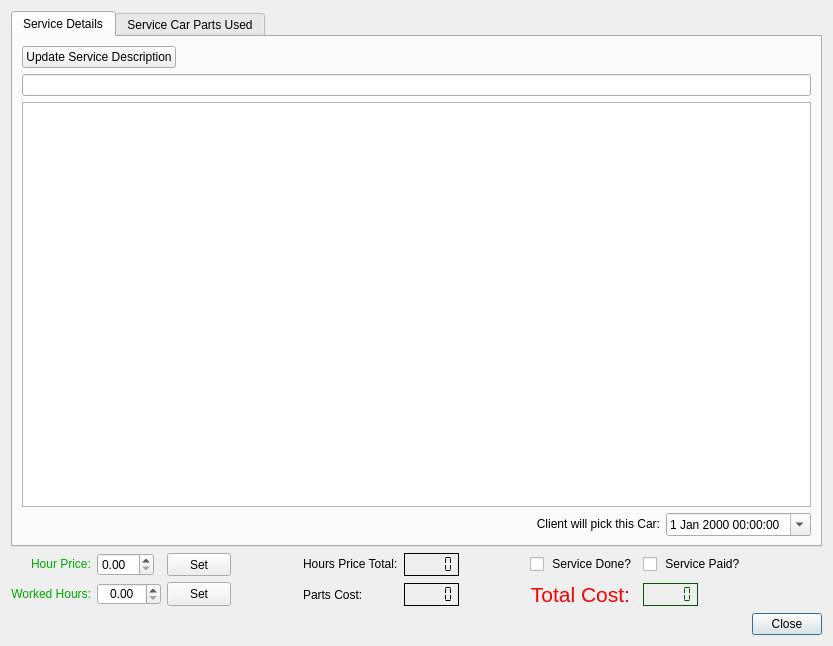
Before: the Qt Designer form Client_Add_service.ui in bedi1982/Oficina, drawn with Qt 5.
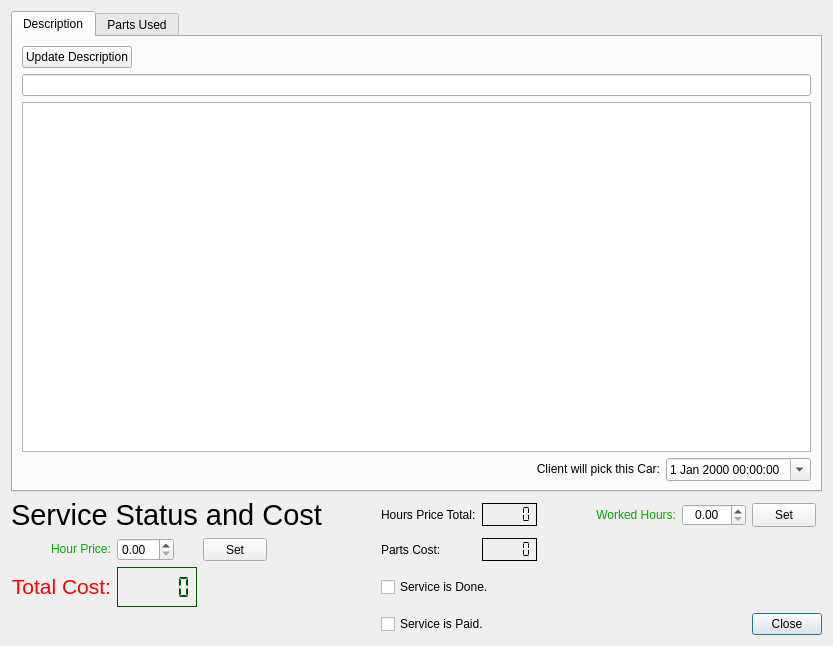
After: the same form once the commit is applied. The open tabs and pages were chosen to show the change. Icons and pictures are not drawn.

Commit message: Show also services list on main screen, ongoing implementation

Patch:
```diff
--- a/Client_Add_service.ui
+++ b/Client_Add_service.ui
@@ -27,8 +27,8 @@
    <string notr="true"/>
   </property>
   <layout class="QGridLayout" name="gridLayout">
-   <item row="1" column="0">
-    <widget class="QLabel" name="lbl_Hour_Cost_text">
+   <item row="3" column="8">
+    <widget class="QLabel" name="label_InsertWorkCost">
      <property name="sizePolicy">
       <sizepolicy hsizetype="Maximum" vsizetype="Maximum">
        <horstretch>0</horstretch>
@@ -42,54 +42,58 @@
       <string notr="true">color: rgb(0, 170, 0);</string>
      </property>
      <property name="text">
-      <string>Hour Price:</string>
+      <string>Worked Hours:</string>
      </property>
-    </widget>
-   </item>
-   <item row="1" column="8">
-    <widget class="QCheckBox" name="check_Paid">
-     <property name="enabled">
-      <bool>true</bool>
+     <property name="alignment">
+      <set>Qt::AlignRight|Qt::AlignTrailing|Qt::AlignVCenter</set>
      </property>
-     <property name="sizePolicy">
-      <sizepolicy hsizetype="Maximum" vsizetype="Maximum">
-       <horstretch>0</horstretch>
-       <verstretch>0</verstretch>
-      </sizepolicy>
-     </property>
-     <property name="text">
-      <string> Service Paid?</string>
-     </property>
     </widget>
    </item>
-   <item row="2" column="7">
-    <widget class="QLabel" name="label_totalServiceCost">
+   <item row="5" column="1">
+    <widget class="QLCDNumber" name="lcd_Service_Total">
      <property name="sizePolicy">
       <sizepolicy hsizetype="Maximum" vsizetype="Maximum">
-       <horstretch>0</horstretch>
-       <verstretch>0</verstretch>
+       <horstretch>10</horstretch>
+       <verstretch>10</verstretch>
       </sizepolicy>
      </property>
+     <property name="minimumSize">
+      <size>
+       <width>80</width>
+       <height>40</height>
+      </size>
+     </property>
      <property name="font">
       <font>
-       <pointsize>16</pointsize>
+       <family>Sans Serif</family>
+       <pointsize>14</pointsize>
+       <weight>50</weight>
+       <italic>false</italic>
+       <bold>false</bold>
       </font>
      </property>
      <property name="autoFillBackground">
       <bool>false</bool>
      </property>
      <property name="styleSheet">
-      <string notr="true">color: rgb(255, 0, 0);</string>
+      <string notr="true">color: rgb(0, 85, 0);
+font: 14pt &quot;Sans Serif&quot;;</string>
      </property>
-     <property name="text">
-      <string>Total Cost:</string>
+     <property name="frameShape">
+      <enum>QFrame::Box</enum>
      </property>
-     <property name="alignment">
-      <set>Qt::AlignRight|Qt::AlignTrailing|Qt::AlignVCenter</set>
+     <property name="frameShadow">
+      <enum>QFrame::Plain</enum>
+     </property>
+     <property name="smallDecimalPoint">
+      <bool>true</bool>
+     </property>
+     <property name="segmentStyle">
+      <enum>QLCDNumber::Flat</enum>
      </property>
     </widget>
    </item>
-   <item row="6" column="9">
+   <item row="9" column="10">
     <widget class="QDialogButtonBox" name="buttonBox_Close">
      <property name="sizePolicy">
       <sizepolicy hsizetype="Maximum" vsizetype="Maximum">
@@ -111,30 +115,34 @@
      </property>
     </widget>
    </item>
-   <item row="2" column="4">
-    <widget class="QLabel" name="label_Parts_Cost">
-     <property name="text">
-      <string>Parts Cost:</string>
-     </property>
-    </widget>
-   </item>
-   <item row="1" column="7">
-    <widget class="QCheckBox" name="check_Finished">
-     <property name="enabled">
-      <bool>true</bool>
-     </property>
+   <item row="5" column="0">
+    <widget class="QLabel" name="label_totalServiceCost">
      <property name="sizePolicy">
       <sizepolicy hsizetype="Maximum" vsizetype="Maximum">
        <horstretch>0</horstretch>
        <verstretch>0</verstretch>
       </sizepolicy>
      </property>
+     <property name="font">
+      <font>
+       <pointsize>16</pointsize>
+      </font>
+     </property>
+     <property name="autoFillBackground">
+      <bool>false</bool>
+     </property>
+     <property name="styleSheet">
+      <string notr="true">color: rgb(255, 0, 0);</string>
+     </property>
      <property name="text">
-      <string> Service Done?</string>
+      <string>Total Cost:</string>
+     </property>
+     <property name="alignment">
+      <set>Qt::AlignRight|Qt::AlignTrailing|Qt::AlignVCenter</set>
      </property>
     </widget>
    </item>
-   <item row="2" column="5">
+   <item row="4" column="6">
     <widget class="QLCDNumber" name="lcd_Parts_Cost">
      <property name="sizePolicy">
       <sizepolicy hsizetype="Maximum" vsizetype="Maximum">
@@ -163,7 +171,7 @@
      </property>
     </widget>
    </item>
-   <item row="2" column="1">
+   <item row="3" column="9">
     <widget class="QDoubleSpinBox" name="Spin_amount_of_Hand_Worked_Hours">
      <property name="enabled">
       <bool>true</bool>
@@ -194,49 +202,14 @@
      </property>
     </widget>
    </item>
-   <item row="2" column="0">
-    <widget class="QLabel" name="label_InsertWorkCost">
-     <property name="sizePolicy">
-      <sizepolicy hsizetype="Maximum" vsizetype="Maximum">
-       <horstretch>0</horstretch>
-       <verstretch>0</verstretch>
-      </sizepolicy>
-     </property>
-     <property name="layoutDirection">
-      <enum>Qt::RightToLeft</enum>
-     </property>
-     <property name="styleSheet">
-      <string notr="true">color: rgb(0, 170, 0);</string>
-     </property>
-     <property name="text">
-      <string>Worked Hours:</string>
-     </property>
-     <property name="alignment">
-      <set>Qt::AlignRight|Qt::AlignTrailing|Qt::AlignVCenter</set>
-     </property>
-    </widget>
-   </item>
-   <item row="1" column="4">
-    <widget class="QLabel" name="lbl_hour_cost">
-     <property name="sizePolicy">
-      <sizepolicy hsizetype="Maximum" vsizetype="Maximum">
-       <horstretch>0</horstretch>
-       <verstretch>0</verstretch>
-      </sizepolicy>
-     </property>
-     <property name="text">
-      <string>Hours Price Total:</string>
-     </property>
-    </widget>
-   </item>
-   <item row="0" column="0" colspan="10">
+   <item row="0" column="0" colspan="11">
     <widget class="QTabWidget" name="tabWidget">
      <property name="currentIndex">
       <number>1</number>
      </property>
      <widget class="QWidget" name="ServiceDescription">
       <attribute name="title">
-       <string>Service Details</string>
+       <string>Description</string>
       </attribute>
       <layout class="QGridLayout" name="gridLayout_2">
        <item row="2" column="0" colspan="13">
@@ -251,7 +224,7 @@
           <string>&lt;!DOCTYPE HTML PUBLIC &quot;-//W3C//DTD HTML 4.0//EN&quot; &quot;http://www.w3.org/TR/REC-html40/strict.dtd&quot;&gt;
 &lt;html&gt;&lt;head&gt;&lt;meta name=&quot;qrichtext&quot; content=&quot;1&quot; /&gt;&lt;style type=&quot;text/css&quot;&gt;
 p, li { white-space: pre-wrap; }
-&lt;/style&gt;&lt;/head&gt;&lt;body style=&quot; font-family:'Sans Serif'; font-size:9pt; font-weight:400; font-style:normal;&quot;&gt;
+&lt;/style&gt;&lt;/head&gt;&lt;body style=&quot; font-family:'Ubuntu Light'; font-size:12pt; font-weight:400; font-style:normal;&quot;&gt;
 &lt;p style=&quot;-qt-paragraph-type:empty; margin-top:0px; margin-bottom:0px; margin-left:0px; margin-right:0px; -qt-block-indent:0; text-indent:0px; font-family:'Noto Sans'; font-size:10pt;&quot;&gt;&lt;br /&gt;&lt;/p&gt;&lt;/body&gt;&lt;/html&gt;</string>
          </property>
         </widget>
@@ -281,7 +254,7 @@
           <bool>false</bool>
          </property>
          <property name="text">
-          <string>Update Service Description</string>
+          <string>Update Description</string>
          </property>
          <property name="icon">
           <iconset resource="images/images.qrc">
@@ -342,7 +315,7 @@
      </widget>
      <widget class="QWidget" name="ServiceParts">
       <attribute name="title">
-       <string>Service Car Parts Used</string>
+       <string>Parts Used</string>
       </attribute>
       <layout class="QGridLayout" name="gridLayout_4">
        <item row="1" column="0" colspan="3">
@@ -370,7 +343,7 @@
           <bool>false</bool>
          </property>
          <property name="text">
-          <string>Add Parts to service</string>
+          <string>Add Parts</string>
          </property>
          <property name="icon">
           <iconset resource="images/images.qrc">
@@ -388,101 +361,20 @@
      </widget>
     </widget>
    </item>
-   <item row="1" column="1">
-    <widget class="QDoubleSpinBox" name="spin_double_Service_cost_per_hour">
-     <property name="sizePolicy">
-      <sizepolicy hsizetype="Maximum" vsizetype="Maximum">
-       <horstretch>0</horstretch>
-       <verstretch>0</verstretch>
-      </sizepolicy>
-     </property>
-    </widget>
-   </item>
-   <item row="1" column="2">
-    <widget class="QPushButton" name="Button_Apply_new_Hour_Cost">
-     <property name="sizePolicy">
-      <sizepolicy hsizetype="Maximum" vsizetype="Maximum">
-       <horstretch>0</horstretch>
-       <verstretch>0</verstretch>
-      </sizepolicy>
-     </property>
-     <property name="maximumSize">
-      <size>
-       <width>64</width>
-       <height>24</height>
-      </size>
-     </property>
-     <property name="text">
-      <string>Set</string>
-     </property>
-     <property name="icon">
-      <iconset resource="images/images.qrc">
-       <normaloff>:/emoticons/emblem-default.png</normaloff>:/emoticons/emblem-default.png</iconset>
-     </property>
-    </widget>
-   </item>
-   <item row="2" column="2">
-    <widget class="QPushButton" name="Button_Set_Worked_hours">
-     <property name="sizePolicy">
-      <sizepolicy hsizetype="Maximum" vsizetype="Maximum">
-       <horstretch>0</horstretch>
-       <verstretch>0</verstretch>
-      </sizepolicy>
-     </property>
-     <property name="maximumSize">
-      <size>
-       <width>64</width>
-       <height>24</height>
-      </size>
-     </property>
-     <property name="text">
-      <string>Set</string>
-     </property>
-     <property name="icon">
-      <iconset resource="images/images.qrc">
-       <normaloff>:/emoticons/emblem-default.png</normaloff>:/emoticons/emblem-default.png</iconset>
-     </property>
-    </widget>
-   </item>
-   <item row="2" column="8">
-    <widget class="QLCDNumber" name="lcd_Service_Total">
-     <property name="sizePolicy">
-      <sizepolicy hsizetype="Maximum" vsizetype="Maximum">
-       <horstretch>10</horstretch>
-       <verstretch>10</verstretch>
-      </sizepolicy>
-     </property>
+   <item row="3" column="0" colspan="4">
+    <widget class="QLabel" name="label">
      <property name="font">
       <font>
-       <family>Sans Serif</family>
-       <pointsize>14</pointsize>
-       <weight>50</weight>
+       <pointsize>22</pointsize>
        <italic>false</italic>
-       <bold>false</bold>
       </font>
      </property>
-     <property name="autoFillBackground">
-      <bool>false</bool>
-     </property>
-     <property name="styleSheet">
-      <string notr="true">color: rgb(0, 85, 0);
-font: 14pt &quot;Sans Serif&quot;;</string>
-     </property>
-     <property name="frameShape">
-      <enum>QFrame::Box</enum>
-     </property>
-     <property name="frameShadow">
-      <enum>QFrame::Plain</enum>
-     </property>
-     <property name="smallDecimalPoint">
-      <bool>true</bool>
-     </property>
-     <property name="segmentStyle">
-      <enum>QLCDNumber::Flat</enum>
+     <property name="text">
+      <string>Service Status and Cost</string>
      </property>
     </widget>
    </item>
-   <item row="1" column="5">
+   <item row="3" column="6">
     <widget class="QLCDNumber" name="lcd_Service_HoursCost_total">
      <property name="sizePolicy">
       <sizepolicy hsizetype="Maximum" vsizetype="Maximum">
@@ -518,6 +410,133 @@
      </property>
     </widget>
    </item>
+   <item row="4" column="5">
+    <widget class="QLabel" name="label_Parts_Cost">
+     <property name="text">
+      <string>Parts Cost:</string>
+     </property>
+    </widget>
+   </item>
+   <item row="4" column="2">
+    <widget class="QPushButton" name="Button_Apply_new_Hour_Cost">
+     <property name="sizePolicy">
+      <sizepolicy hsizetype="Maximum" vsizetype="Maximum">
+       <horstretch>0</horstretch>
+       <verstretch>0</verstretch>
+      </sizepolicy>
+     </property>
+     <property name="maximumSize">
+      <size>
+       <width>64</width>
+       <height>24</height>
+      </size>
+     </property>
+     <property name="text">
+      <string>Set</string>
+     </property>
+     <property name="icon">
+      <iconset resource="images/images.qrc">
+       <normaloff>:/emoticons/emblem-default.png</normaloff>:/emoticons/emblem-default.png</iconset>
+     </property>
+    </widget>
+   </item>
+   <item row="9" column="5" colspan="2">
+    <widget class="QCheckBox" name="check_Paid">
+     <property name="enabled">
+      <bool>true</bool>
+     </property>
+     <property name="sizePolicy">
+      <sizepolicy hsizetype="Maximum" vsizetype="Maximum">
+       <horstretch>0</horstretch>
+       <verstretch>0</verstretch>
+      </sizepolicy>
+     </property>
+     <property name="text">
+      <string>Service is Paid.</string>
+     </property>
+    </widget>
+   </item>
+   <item row="3" column="5">
+    <widget class="QLabel" name="lbl_hour_cost">
+     <property name="sizePolicy">
+      <sizepolicy hsizetype="Maximum" vsizetype="Maximum">
+       <horstretch>0</horstretch>
+       <verstretch>0</verstretch>
+      </sizepolicy>
+     </property>
+     <property name="text">
+      <string>Hours Price Total:</string>
+     </property>
+    </widget>
+   </item>
+   <item row="4" column="1">
+    <widget class="QDoubleSpinBox" name="spin_double_Service_cost_per_hour">
+     <property name="sizePolicy">
+      <sizepolicy hsizetype="Maximum" vsizetype="Maximum">
+       <horstretch>0</horstretch>
+       <verstretch>0</verstretch>
+      </sizepolicy>
+     </property>
+    </widget>
+   </item>
+   <item row="4" column="0">
+    <widget class="QLabel" name="lbl_Hour_Cost_text">
+     <property name="sizePolicy">
+      <sizepolicy hsizetype="Maximum" vsizetype="Maximum">
+       <horstretch>0</horstretch>
+       <verstretch>0</verstretch>
+      </sizepolicy>
+     </property>
+     <property name="layoutDirection">
+      <enum>Qt::RightToLeft</enum>
+     </property>
+     <property name="styleSheet">
+      <string notr="true">color: rgb(0, 170, 0);</string>
+     </property>
+     <property name="text">
+      <string>Hour Price:</string>
+     </property>
+    </widget>
+   </item>
+   <item row="3" column="10">
+    <widget class="QPushButton" name="Button_Set_Worked_hours">
+     <property name="sizePolicy">
+      <sizepolicy hsizetype="Maximum" vsizetype="Maximum">
+       <horstretch>0</horstretch>
+       <verstretch>0</verstretch>
+      </sizepolicy>
+     </property>
+     <property name="maximumSize">
+      <size>
+       <width>64</width>
+       <height>24</height>
+      </size>
+     </property>
+     <property name="text">
+      <string>Set</string>
+     </property>
+     <property name="icon">
+      <iconset resource="images/images.qrc">
+       <normaloff>:/emoticons/emblem-default.png</normaloff>:/emoticons/emblem-default.png</iconset>
+     </property>
+    </widget>
+   </item>
+   <item row="5" column="5" colspan="2">
+    <widget class="QCheckBox" name="check_Finished">
+     <property name="enabled">
+      <bool>true</bool>
+     </property>
+     <property name="sizePolicy">
+      <sizepolicy hsizetype="Maximum" vsizetype="Maximum">
+       <horstretch>0</horstretch>
+       <verstretch>0</verstretch>
+      </sizepolicy>
+     </property>
+     <property name="text">
+      <string>Service is Done.</string>
+     </property>
+    </widget>
+   </item>
   </layout>
  </widget>
  <tabstops>
```
The commit also changes 4 other files.
